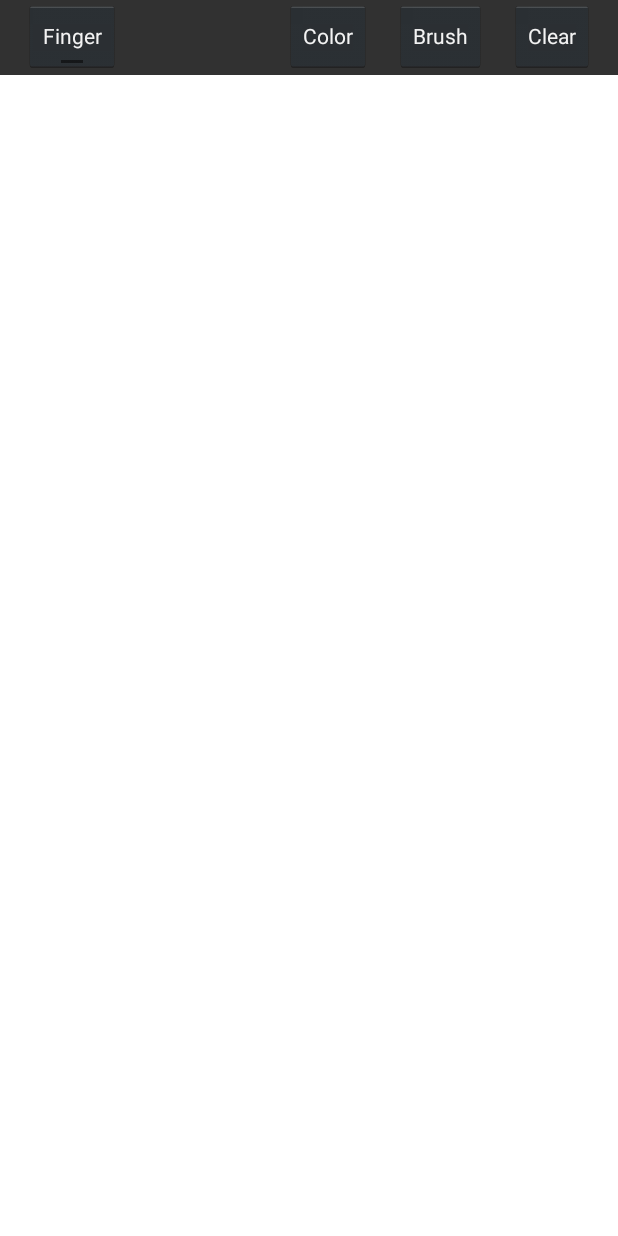
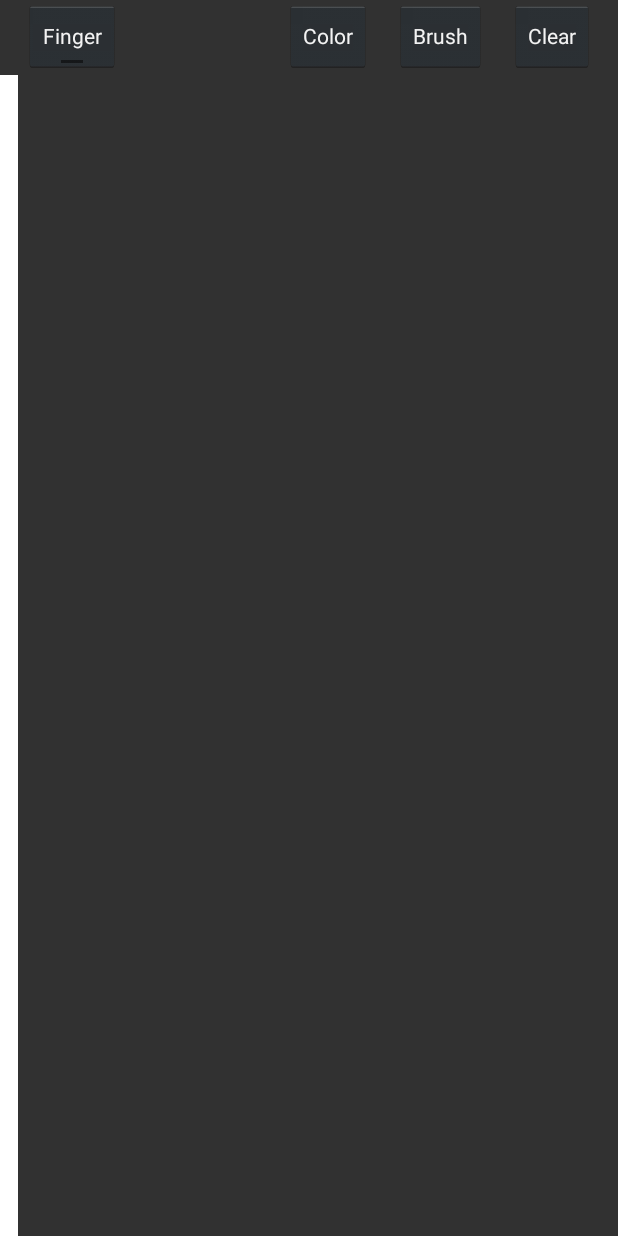
Before and after one commit to krre/AprilBrush-Mobile, an Android app: the screen it shows after launch (MainActivity), after a tap on "Brush", on a phone screen of 412 x 824 dp. Run offline under Robolectric (Android 15) with nearby library versions, the phone set to English and light mode, and no system bars.

Commit message:
added fragment for brush settings

```diff
--- /dev/null
+++ b/AprilBrush/src/main/java/org/krre/aprilbrush/activity/BrushSettingsFragment.java
@@ -0,0 +1,17 @@
+package org.krre.aprilbrush.activity;
+
+import android.app.Fragment;
+import android.os.Bundle;
+import android.view.LayoutInflater;
+import android.view.View;
+import android.view.ViewGroup;
+
+import org.krre.aprilbrush.R;
+
+public class BrushSettingsFragment extends Fragment {
+    @Override
+    public View onCreateView(LayoutInflater inflater, ViewGroup container,
+                             Bundle savedInstanceState) {
+        return inflater.inflate(R.layout.brush_settings, null);
+    }
+}
--- a/AprilBrush/src/main/java/org/krre/aprilbrush/activity/MainActivity.java
+++ b/AprilBrush/src/main/java/org/krre/aprilbrush/activity/MainActivity.java
@@ -8,7 +8,6 @@ import android.content.Context;
 import android.graphics.Bitmap;
 import android.os.Build;
 import android.os.Bundle;
-import android.util.Log;
 import android.view.View;
 import android.widget.ToggleButton;
 
@@ -21,7 +20,8 @@ public class MainActivity extends Activity {
     private int memoryClass;
     private String TAG = "AB";
     private BrushEngine brushEngine;
-    private ColorpickerFragment colorpickerFragment;
+    private ColorpickerFragment colorpickerFragment = new ColorpickerFragment();
+    private BrushSettingsFragment brushSettingsFragment = new BrushSettingsFragment();
     private FragmentTransaction fragmentTransaction;
 
     @Override
@@ -31,8 +31,6 @@ public class MainActivity extends Activity {
 
         PaintView paintView = (PaintView)findViewById(R.id.paintView);
         brushEngine = paintView.getBrushEngine();
-
-        colorpickerFragment = new ColorpickerFragment();
 
         ActivityManager activityManager = (ActivityManager)getBaseContext().getSystemService(Context.ACTIVITY_SERVICE);
         memoryClass = activityManager.getLargeMemoryClass();
@@ -66,6 +64,7 @@ public class MainActivity extends Activity {
         if (currentFragment != null) {
             fragmentTransaction.remove(colorpickerFragment);
         } else {
+            fragmentTransaction.remove(brushSettingsFragment);
             fragmentTransaction.replace(R.id.colorpickerFrame, colorpickerFragment, "colorpicker");
         }
 
@@ -73,7 +72,16 @@ public class MainActivity extends Activity {
     }
 
     public void onBrushButtonClick(View v) {
-        Log.d(TAG, "brush");
+        fragmentTransaction = getFragmentManager().beginTransaction();
+        Fragment currentFragment = getFragmentManager().findFragmentByTag("brush-settings");
+        if (currentFragment != null) {
+            fragmentTransaction.remove(brushSettingsFragment);
+        } else {
+            fragmentTransaction.remove(colorpickerFragment);
+            fragmentTransaction.replace(R.id.brushSettingsFrame, brushSettingsFragment, "brush-settings");
+        }
+
+        fragmentTransaction.commit();
     }
 
     public void onClearButtonClick(View v) {
--- a/AprilBrush/src/main/java/org/krre/aprilbrush/data/GlobalVar.java
+++ b/AprilBrush/src/main/java/org/krre/aprilbrush/data/GlobalVar.java
@@ -22,7 +22,6 @@ public class GlobalVar {
 
     public void setPenMode(boolean penMode) {
         this.penMode = penMode;
-        Log.d(TAG, "Pen = " + penMode);
     }
 
     public boolean isEmulator() {
--- /dev/null
+++ b/AprilBrush/src/main/res/layout/brush_settings.xml
@@ -0,0 +1,8 @@
+<?xml version="1.0" encoding="utf-8"?>
+
+<LinearLayout xmlns:android="http://schemas.android.com/apk/res/android"
+    android:orientation="vertical" android:layout_width="match_parent"
+    android:layout_height="match_parent"
+    android:background="@drawable/background">
+
+</LinearLayout>
--- a/AprilBrush/src/main/res/layout/colorpicker.xml
+++ b/AprilBrush/src/main/res/layout/colorpicker.xml
@@ -2,7 +2,7 @@
 
 <FrameLayout xmlns:android="http://schemas.android.com/apk/res/android"
     android:layout_width="match_parent"
-    android:layout_height="wrap_content"
+    android:layout_height="match_parent"
     android:padding="@dimen/activity_all_margin"
     android:background="@drawable/background">
 
--- a/AprilBrush/src/main/res/layout/main_activity.xml
+++ b/AprilBrush/src/main/res/layout/main_activity.xml
@@ -72,4 +72,11 @@
         android:id="@+id/colorpickerFrame"
         android:layout_alignParentBottom="false"></FrameLayout>
 
+    <FrameLayout
+        android:layout_width="400dp"
+        android:layout_height="match_parent"
+        android:id="@+id/brushSettingsFrame"
+        android:layout_alignParentRight="true"
+        android:layout_below="@+id/relativeLayout"></FrameLayout>
+
 </RelativeLayout>
```
